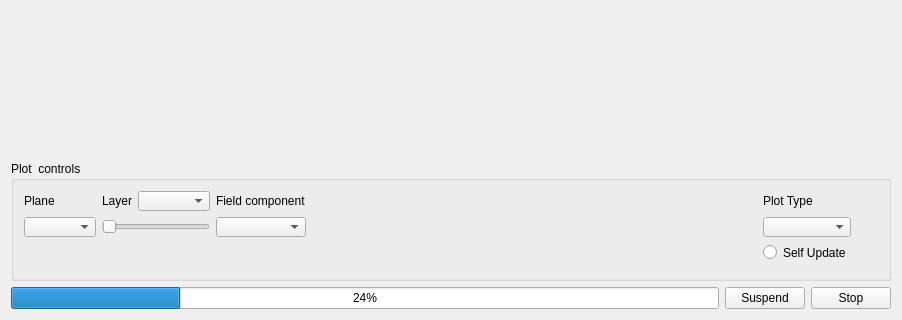
The window that ui/scan3dwidget.ui (lwbe/galop_gui) describes before a commit, drawn with Qt 5; both pictures show x 0 to 902 and y 469 to 789 of the 902 by 789 pixel window.
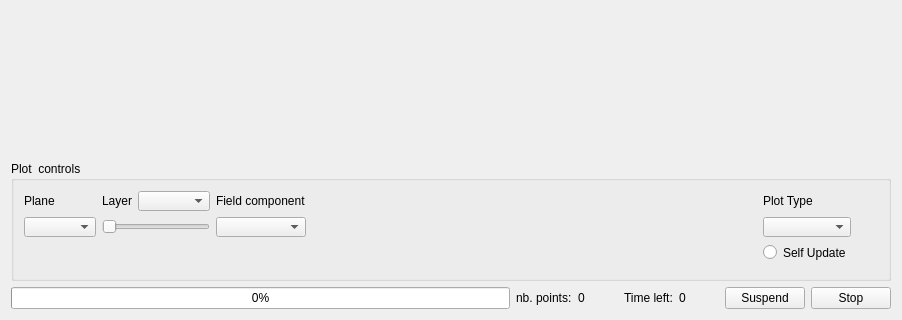
The same window after the commit.

Commit message: corrige quelque bugs d'affichage et implément une nouvelle version de prism pour inclure les points sur les bords

```diff
--- a/ui/scan3dwidget.ui
+++ b/ui/scan3dwidget.ui
@@ -15,8 +15,8 @@
   </property>
   <layout class="QGridLayout" name="gridLayout_3">
    <item row="0" column="0">
-    <layout class="QVBoxLayout" name="verticalLayout">
-     <item>
+    <layout class="QGridLayout" name="gridLayout_2">
+     <item row="0" column="0">
       <widget class="QWidget" name="canvas" native="true"/>
      </item>
      <item>
@@ -117,7 +117,7 @@
        </widget>
       </widget>
      </item>
-     <item>
+     <item row="2" column="0">
       <layout class="QHBoxLayout" name="horizontalLayout">
        <item>
         <widget class="QProgressBar" name="scan3d_progress">
@@ -134,7 +134,47 @@
           </size>
          </property>
          <property name="value">
-          <number>24</number>
+          <number>0</number>
+         </property>
+        </widget>
+       </item>
+       <item>
+        <widget class="QLabel" name="label">
+         <property name="text">
+          <string>nb. points:</string>
+         </property>
+        </widget>
+       </item>
+       <item>
+        <widget class="QLabel" name="scan3d_nbpoints">
+         <property name="minimumSize">
+          <size>
+           <width>40</width>
+           <height>0</height>
+          </size>
+         </property>
+         <property name="text">
+          <string>0</string>
+         </property>
+        </widget>
+       </item>
+       <item>
+        <widget class="QLabel" name="label_7">
+         <property name="text">
+          <string>Time left:</string>
+         </property>
+        </widget>
+       </item>
+       <item>
+        <widget class="QLabel" name="scan3d_timeleft">
+         <property name="minimumSize">
+          <size>
+           <width>40</width>
+           <height>0</height>
+          </size>
+         </property>
+         <property name="text">
+          <string>0</string>
          </property>
         </widget>
        </item>
```
Left out of the diff: 7 changed lines with no effect on the pictures. The commit also changes 8 other files.
